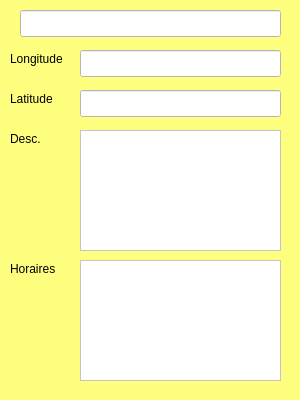
Before: the Qt Designer form c_details.ui in albinpoignot/QtProject, drawn with Qt 5.
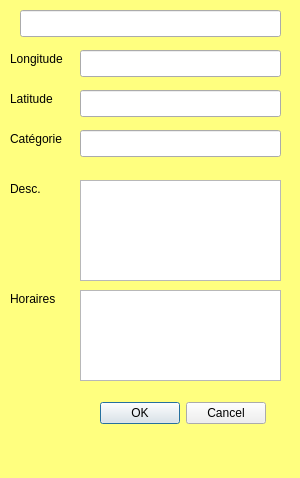
After: the same form once the commit is applied.

Commit message: Correction du bug dans getPoi() => update d'un POI par la fenetre de détails OK

Patch:
```diff
--- a/c_details.ui
+++ b/c_details.ui
@@ -7,7 +7,7 @@
     <x>0</x>
     <y>0</y>
     <width>300</width>
-    <height>400</height>
+    <height>478</height>
    </rect>
   </property>
   <property name="sizePolicy">
@@ -29,13 +29,16 @@
    </size>
   </property>
   <property name="cursor">
-   <cursorShape>OpenHandCursor</cursorShape>
+   <cursorShape>ArrowCursor</cursorShape>
   </property>
   <property name="windowTitle">
    <string>Détails d'un POI</string>
   </property>
   <property name="styleSheet">
-   <string notr="true">background-color: rgb(255, 255, 127);</string>
+   <string notr="true">QDialog
+{
+	background-color: rgb(255, 255, 127);
+}</string>
   </property>
   <property name="modal">
    <bool>false</bool>
@@ -53,7 +56,7 @@
     <cursorShape>ArrowCursor</cursorShape>
    </property>
    <property name="styleSheet">
-    <string notr="true">background-color: rgb(255, 255, 255);</string>
+    <string notr="true"/>
    </property>
    <property name="readOnly">
     <bool>true</bool>
@@ -72,7 +75,7 @@
     <cursorShape>ArrowCursor</cursorShape>
    </property>
    <property name="styleSheet">
-    <string notr="true">background-color: rgb(255, 255, 255);</string>
+    <string notr="true"/>
    </property>
    <property name="readOnly">
     <bool>true</bool>
@@ -114,7 +117,7 @@
     </rect>
    </property>
    <property name="styleSheet">
-    <string notr="true">background-color: rgb(255, 255, 255);</string>
+    <string notr="true"/>
    </property>
    <property name="text">
     <string/>
@@ -124,20 +127,20 @@
    <property name="geometry">
     <rect>
      <x>80</x>
-     <y>130</y>
+     <y>180</y>
      <width>201</width>
-     <height>121</height>
+     <height>101</height>
     </rect>
    </property>
    <property name="styleSheet">
-    <string notr="true">background-color: rgb(255, 255, 255);</string>
+    <string notr="true"/>
    </property>
   </widget>
   <widget class="QLabel" name="label_3">
    <property name="geometry">
     <rect>
      <x>10</x>
-     <y>130</y>
+     <y>180</y>
      <width>51</width>
      <height>17</height>
     </rect>
@@ -150,7 +153,7 @@
    <property name="geometry">
     <rect>
      <x>10</x>
-     <y>260</y>
+     <y>290</y>
      <width>51</width>
      <height>17</height>
     </rect>
@@ -163,13 +166,61 @@
    <property name="geometry">
     <rect>
      <x>80</x>
-     <y>260</y>
+     <y>290</y>
      <width>201</width>
-     <height>121</height>
+     <height>91</height>
     </rect>
    </property>
    <property name="styleSheet">
-    <string notr="true">background-color: rgb(255, 255, 255);</string>
+    <string notr="true"/>
+   </property>
+  </widget>
+  <widget class="QDialogButtonBox" name="buttonBox">
+   <property name="geometry">
+    <rect>
+     <x>90</x>
+     <y>400</y>
+     <width>176</width>
+     <height>27</height>
+    </rect>
+   </property>
+   <property name="cursor">
+    <cursorShape>PointingHandCursor</cursorShape>
+   </property>
+   <property name="standardButtons">
+    <set>QDialogButtonBox::Cancel|QDialogButtonBox::Ok</set>
+   </property>
+  </widget>
+  <widget class="QLabel" name="label_5">
+   <property name="geometry">
+    <rect>
+     <x>10</x>
+     <y>130</y>
+     <width>61</width>
+     <height>17</height>
+    </rect>
+   </property>
+   <property name="text">
+    <string>Catégorie</string>
+   </property>
+  </widget>
+  <widget class="QLineEdit" name="txtCategorie">
+   <property name="geometry">
+    <rect>
+     <x>80</x>
+     <y>130</y>
+     <width>201</width>
+     <height>27</height>
+    </rect>
+   </property>
+   <property name="cursor">
+    <cursorShape>ArrowCursor</cursorShape>
+   </property>
+   <property name="styleSheet">
+    <string notr="true"/>
+   </property>
+   <property name="readOnly">
+    <bool>false</bool>
    </property>
   </widget>
  </widget>
```
The commit also changes 6 other files.
